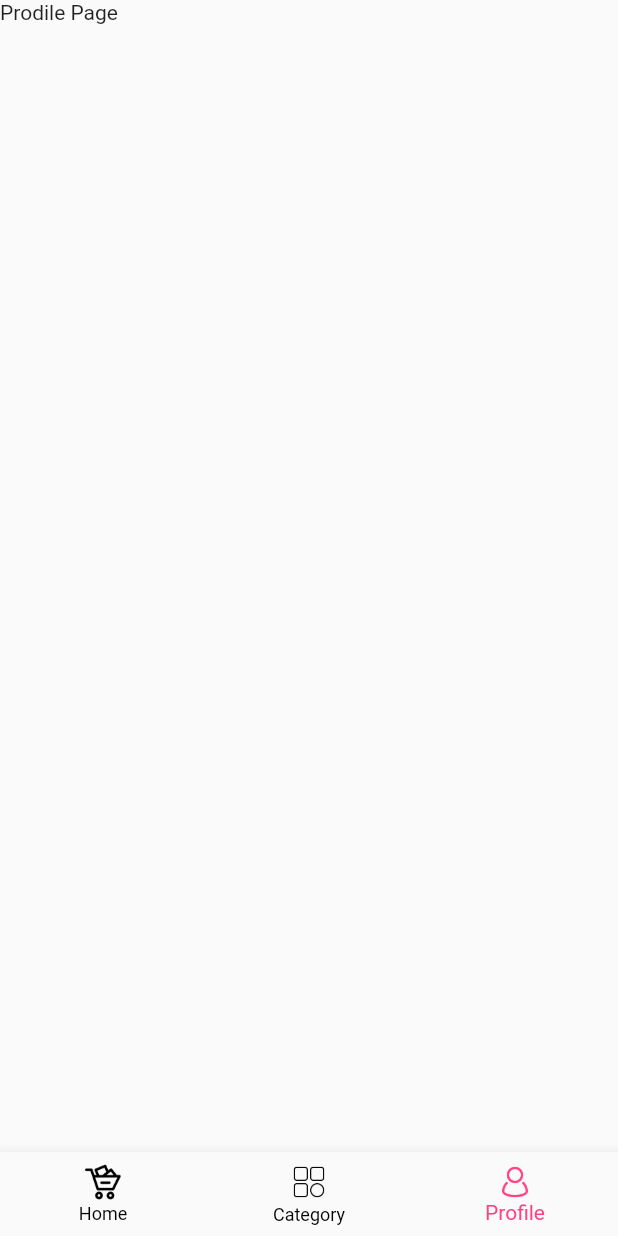
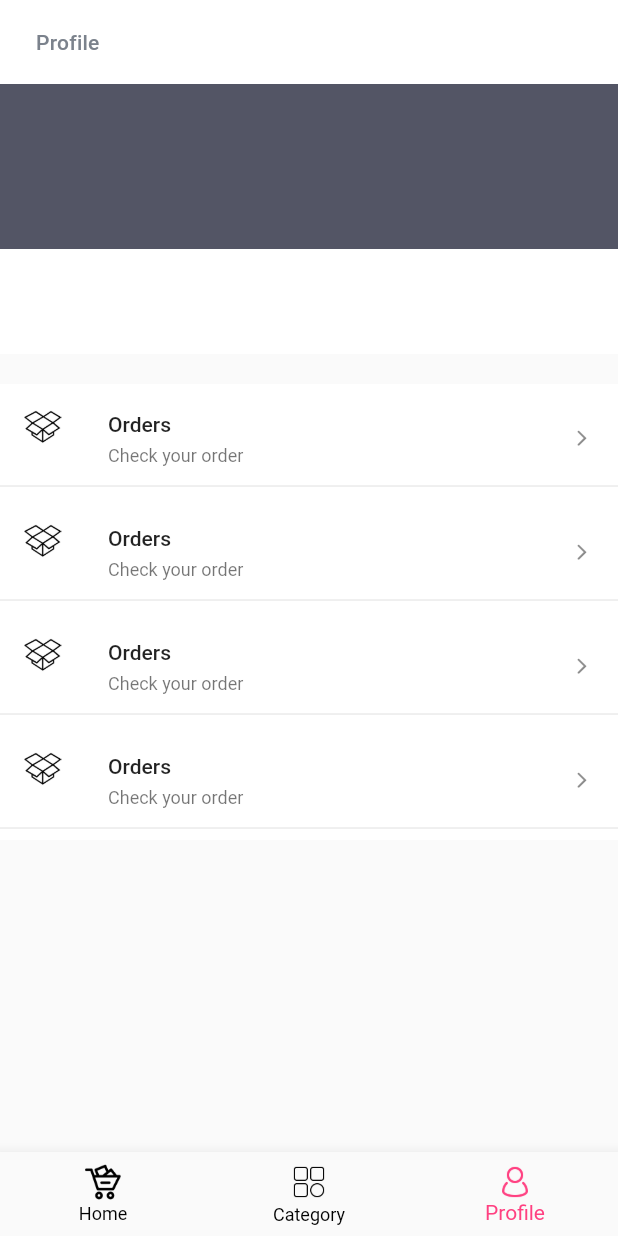
Before and after one commit to Chamidilshan/Shopping-App, a Flutter app: the screen it shows after launch, item 3 of the bottom bar chosen, on a phone screen of 412 x 824 dp. Run offline on Flutter 3.47's test engine with Material 2 defaults, Android fonts, the light colour scheme and no system bars; our stand-ins replace get.

Commit message:
added profile without login widget for profile

```diff
--- /dev/null
+++ b/lib/constants/constants.dart
@@ -0,0 +1,5 @@
+import 'package:flutter/material.dart';
+
+Color textNewColor = Color(0xFF7b828c);
+Color bgNewColor = Color(0xFF535565);
+Color scNewColor = Color(0xFF3f3f3);
--- a/lib/main.dart
+++ b/lib/main.dart
@@ -1,6 +1,7 @@
 import 'package:flutter/material.dart';
 import 'package:get/get.dart';
 import 'package:shopping_app/screens/landing_page.dart';
+import 'constants/constants.dart';
 
 void main() {
   runApp(const MyApp());
@@ -15,7 +16,16 @@ class MyApp extends StatelessWidget {
     return GetMaterialApp(
       title: 'ODEL',
       debugShowCheckedModeBanner: false,
-      home: LandingPage()
+      home: LandingPage(),
+      theme: ThemeData(
+        textTheme: TextTheme(
+          headline6: TextStyle(
+            fontSize: 14.0,
+            letterSpacing: 0.16,
+            color: textNewColor
+          ),
+        )
+      ),
     );
   }
 }
--- /dev/null
+++ b/lib/screens/profile_no_login.dart
@@ -0,0 +1,44 @@
+import 'package:flutter/material.dart';
+import 'package:shopping_app/constants/constants.dart';
+import 'package:shopping_app/widgets/profile_item.dart';
+
+class ProdileNoLoginPage extends StatelessWidget {
+  const ProdileNoLoginPage({Key? key}) : super(key: key);
+
+  @override
+  Widget build(BuildContext context) {
+    return Column(
+      children: [
+        Container(
+          height: 180.0,
+          child: Column(
+            children: [
+              Container(
+                height: 110.0,
+                color: bgNewColor,
+              ),
+              Container(
+                height: 70.0,
+                color: Colors.white,
+              )
+            ],
+          ),
+        ),
+        SizedBox(
+          height: 20.0,
+        ),
+        Container(
+          color: Colors.white,
+          child: Column(
+            children: [
+              ProfileItem(),
+              ProfileItem(),
+              ProfileItem(),
+              ProfileItem(),
+            ],
+          ),
+        )
+      ],
+    );
+  }
+}
--- a/lib/screens/profile_page.dart
+++ b/lib/screens/profile_page.dart
@@ -1,4 +1,6 @@
 import 'package:flutter/material.dart';
+import 'package:shopping_app/constants/constants.dart';
+import 'package:shopping_app/screens/profile_no_login.dart';
 
 class ProfilePage extends StatefulWidget {
   const ProfilePage({Key? key}) : super(key: key);
@@ -11,7 +13,18 @@ class _ProfilePageState extends State<ProfilePage> {
   @override
   Widget build(BuildContext context) {
     return Scaffold(
-      body: Text('Prodile Page'),
+      backgroundColor: scNewColor,
+      appBar: AppBar(
+        title: Padding(
+          padding: const EdgeInsets.only(left: 8.0),
+          child: Text(
+            'Profile',
+          style: Theme.of(context).textTheme.headline6 ,),
+        ),
+        elevation: 0,
+        backgroundColor: Colors.white,
+      ),
+      body: ProdileNoLoginPage(),
     );
   }
 }
--- /dev/null
+++ b/lib/widgets/profile_item.dart
@@ -0,0 +1,24 @@
+import 'package:flutter/cupertino.dart';
+import 'package:flutter/material.dart';
+
+class ProfileItem extends StatelessWidget {
+  const ProfileItem({Key? key}) : super(key: key);
+
+  @override
+  Widget build(BuildContext context) {
+    return Column(
+      children: [
+        Container(
+          height: 60.0,
+          child: ListTile(
+            leading: Image.asset('assets/images/orders.png', width: 25.0,),
+            title: Text('Orders', style: Theme.of(context).textTheme.bodyText1,),
+            subtitle: Text('Check your order', style: Theme.of(context).textTheme.caption,),
+            trailing: Icon(CupertinoIcons.chevron_forward, size: 16.0,),
+          ),
+        ),
+        Divider()
+      ],
+    );
+  }
+}
```
